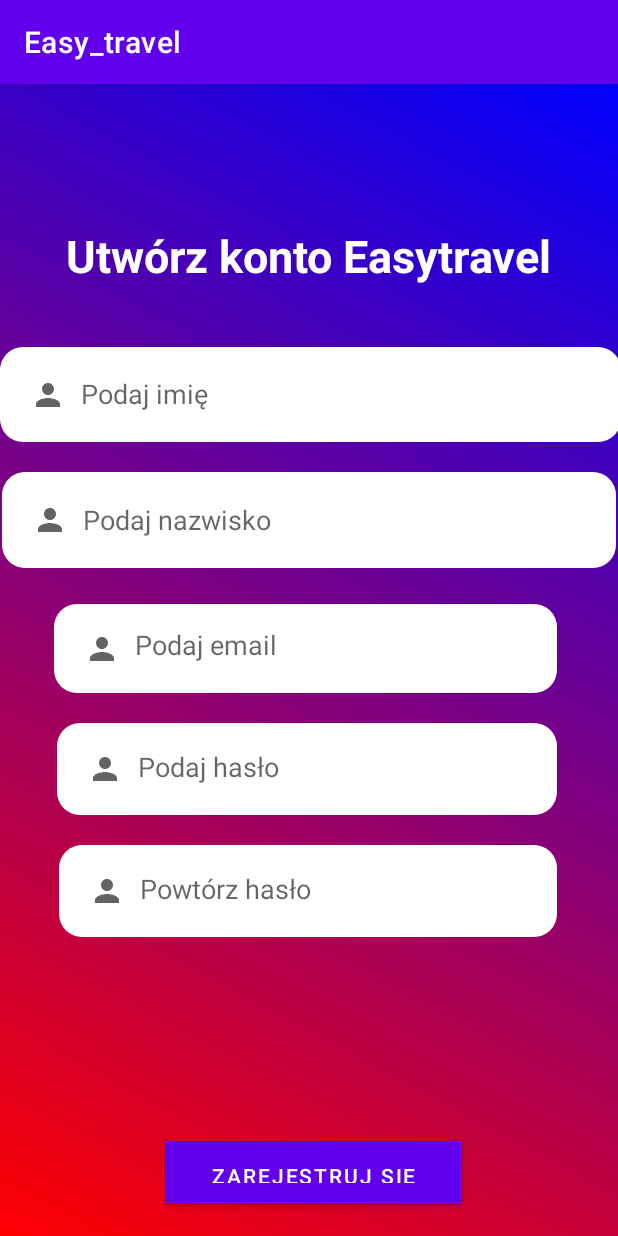
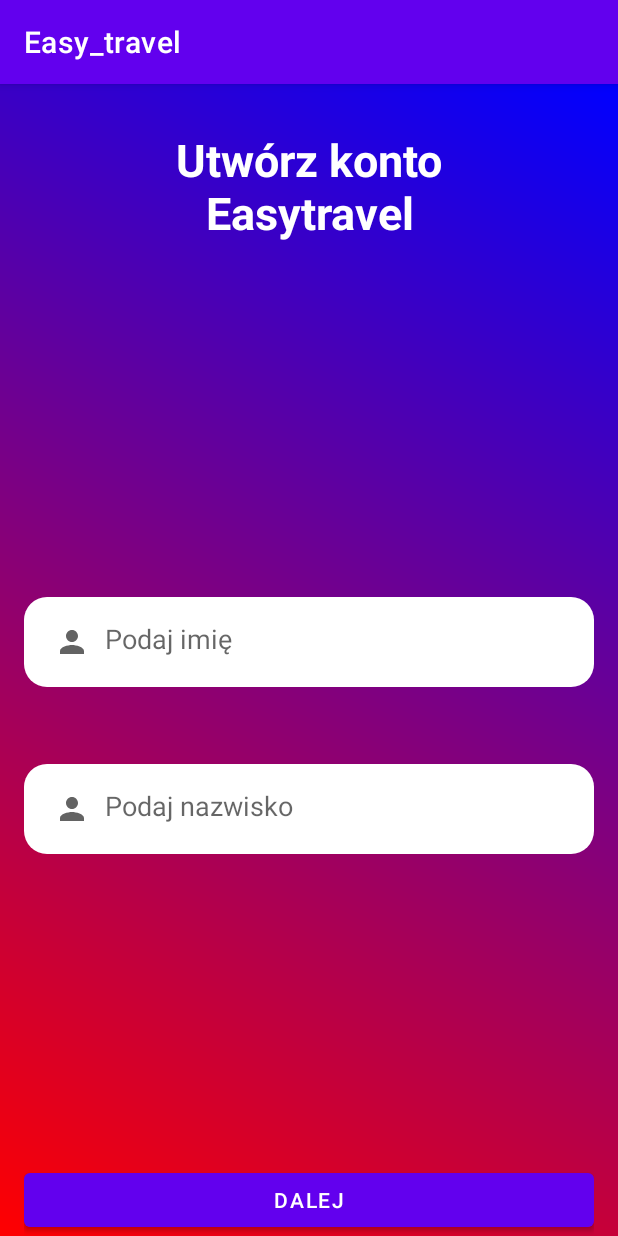
Before and after one commit to bartoszszostakiewicz/Easy_travel, an Android app: the RegisterActivity screen opened directly, with no data from a screen before it, on a phone screen of 412 x 824 dp. Run offline under Robolectric (Android 15) with nearby library versions, the phone set to English and light mode, and no system bars; our stand-ins replace Firebase (no records; nobody signed in at launch, a user with empty details on screens opened directly).

Commit message:
Rejestracja / activity guwernatora

```diff
--- a/Easy_Travel/app/src/main/java/com/project/easy_travel/ViewModel/RegisterActivity.kt
+++ b/Easy_Travel/app/src/main/java/com/project/easy_travel/ViewModel/RegisterActivity.kt
@@ -1,7 +1,6 @@
 package com.project.easy_travel.ViewModel
 
 import android.content.Intent
-import android.nfc.Tag
 import android.os.Bundle
 import android.util.Log
 import android.widget.Button
@@ -17,12 +16,17 @@ import com.project.easy_travel.R
 
 class RegisterActivity : AppCompatActivity() {
     lateinit var userViewModel: UserViewModel
+
+    var user_name: String = ""
+    var user_surname: String = ""
+
     override fun onCreate(savedInstanceState: Bundle?) {
         super.onCreate(savedInstanceState)
-        setContentView(R.layout.activity_register)
 
         userViewModel = ViewModelProvider(this).get(UserViewModel::class.java)
 
+        registerScreen1()
+/*
         findViewById<Button>(R.id.registerButton).setOnClickListener {
 
             var name = findViewById<TextView>(R.id.name_edttxt).text.toString()
@@ -36,6 +40,47 @@ class RegisterActivity : AppCompatActivity() {
                 Log.d("TAG", "onCreate: $email $password")
                 register(name, surname, email, password)
             }
+        }
+
+ */
+
+    }
+
+    private fun registerScreen1()
+    {
+        setContentView(R.layout.activity_register_1)
+        var field_name = findViewById<TextView>(R.id.name_edttxt)
+        var field_surname = findViewById<TextView>(R.id.surname_edttxt)
+        findViewById<Button>(R.id.next_btn_reg).setOnClickListener {
+
+            user_name = field_name.text.toString()
+            user_surname = field_surname.text.toString()
+
+            registerScreen2()
+
+        }
+
+    }
+
+    private fun registerScreen2()
+    {
+        setContentView(R.layout.activity_register_2)
+
+        findViewById<Button>(R.id.finn_btn_reg).setOnClickListener{
+
+            var email = findViewById<TextView>(R.id.email).text.toString()
+            var password = findViewById<TextView>(R.id.password).text.toString()
+            var password2 = findViewById<TextView>(R.id.password2).text.toString()
+
+            Log.d("TAG", "onCreate: $password $password2")
+            if (password == password2) {
+                Log.d("TAG", "onCreate: $email $password")
+                register(user_name, user_surname, email, password)
+            }
+        }
+
+        findViewById<Button>(R.id.prev_btn_reg).setOnClickListener{
+            registerScreen1()
         }
     }
 
--- a/Easy_Travel/app/src/main/res/layout/activity_register.xml
+++ /dev/null
@@ -1,137 +0,0 @@
-<?xml version="1.0" encoding="utf-8"?>
-<androidx.constraintlayout.motion.widget.MotionLayout xmlns:android="http://schemas.android.com/apk/res/android"
-    xmlns:app="http://schemas.android.com/apk/res-auto"
-    xmlns:tools="http://schemas.android.com/tools"
-    android:layout_width="match_parent"
-    android:layout_height="match_parent"
-    android:background="@drawable/gradient"
-    app:layoutDescription="@xml/activity_register_scene"
-    tools:context=".ViewModel.RegisterActivity">
-
-
-    <!-- add the ability to add date of birth with scroll-->
-
-    <TextView
-        android:id="@+id/textView3"
-        android:text="Utwórz konto Easytravel"
-        android:layout_width="match_parent"
-        android:layout_height="wrap_content"
-        android:layout_alignParentTop="true"
-        android:layout_marginTop="0dp"
-        android:padding="30sp"
-        android:textAlignment="center"
-        android:textColor="@color/white"
-        android:textSize="30sp"
-        android:textStyle="bold" />
-
-    <EditText
-        android:id="@+id/email"
-        android:layout_width="match_parent"
-        android:layout_height="60dp"
-        android:layout_below="@+id/textView3"
-        android:background="@drawable/rounded_edittext"
-        android:drawableLeft="@drawable/ic_baseline_person_24"
-        android:drawablePadding="10dp"
-        android:hint="Podaj email"
-        android:inputType="textEmailAddress"
-        android:padding="20dp"
-        android:textColor="@color/cardview_dark_background"
-        android:textColorHighlight="#FFFFFF"
-
-        app:layout_constraintEnd_toEndOf="parent"
-        app:layout_constraintStart_toStartOf="parent"
-        tools:layout_editor_absoluteY="356dp" />
-
-    <EditText
-        android:id="@+id/surname_edttxt"
-        android:layout_width="match_parent"
-        android:layout_height="60dp"
-        android:layout_below="@+id/textView3"
-        android:background="@drawable/rounded_edittext"
-        android:drawableLeft="@drawable/ic_baseline_person_24"
-        android:drawablePadding="10dp"
-        android:hint="Podaj nazwisko"
-        android:inputType="textEmailAddress"
-        android:padding="20dp"
-        android:textColor="@color/cardview_dark_background"
-        android:textColorHighlight="#FFFFFF"
-
-        app:layout_constraintEnd_toEndOf="parent"
-        app:layout_constraintHorizontal_bias="0.94"
-        app:layout_constraintStart_toStartOf="parent"
-        tools:layout_editor_absoluteY="251dp" />
-
-    <EditText
-        android:id="@+id/name_edttxt"
-        android:layout_width="match_parent"
-        android:layout_height="60dp"
-        android:layout_below="@+id/textView3"
-        android:background="@drawable/rounded_edittext"
-        android:drawableLeft="@drawable/ic_baseline_person_24"
-        android:drawablePadding="10dp"
-        android:hint="Podaj imię"
-        android:inputType="textEmailAddress"
-        android:padding="20dp"
-        android:textColor="@color/cardview_dark_background"
-        android:textColorHighlight="#FFFFFF"
-
-        app:layout_constraintEnd_toEndOf="parent"
-        app:layout_constraintHorizontal_bias="0.024"
-        app:layout_constraintStart_toStartOf="parent"
-        tools:layout_editor_absoluteY="171dp" />
-
-    <EditText
-        android:id="@+id/password2"
-        android:layout_width="match_parent"
-        android:layout_height="60dp"
-        android:layout_below="@+id/password"
-        android:layout_marginTop="20dp"
-        android:background="@drawable/rounded_edittext"
-        android:drawableLeft="@drawable/ic_baseline_person_24"
-        android:drawablePadding="10dp"
-        android:hint="Powtórz hasło"
-        android:inputType="textPassword"
-        android:padding="20dp"
-        android:textColor="@color/cardview_dark_background"
-
-        android:textColorHighlight="#FFFFFF"
-        app:layout_constraintEnd_toEndOf="parent"
-        app:layout_constraintHorizontal_bias="0.372"
-        app:layout_constraintStart_toStartOf="parent"
-        app:layout_constraintTop_toBottomOf="@+id/password" />
-
-    <EditText
-        android:id="@+id/password"
-        android:layout_width="271dp"
-        android:layout_height="60dp"
-        android:layout_below="@+id/email"
-        android:background="@drawable/rounded_edittext"
-        android:drawableLeft="@drawable/ic_baseline_person_24"
-        android:drawablePadding="10dp"
-        android:hint="Podaj hasło"
-        android:inputType="textPassword"
-        android:padding="20dp"
-        android:textColor="@color/cardview_dark_background"
-        android:textColorHighlight="#FFFFFF"
-
-        app:layout_constraintEnd_toEndOf="parent"
-        app:layout_constraintTop_toBottomOf="@+id/password2" />
-
-
-    <Button
-        android:id="@+id/registerButton"
-        android:layout_width="198dp"
-        android:layout_height="42dp"
-        android:layout_marginTop="104dp"
-        android:layout_marginEnd="56dp"
-        android:background="@color/design_default_color_secondary"
-        android:drawablePadding="10dp"
-        android:padding="7dp"
-        android:text="Zarejestruj się"
-        android:textColor="@color/white"
-        android:textColorHighlight="#FFFFFF"
-        app:layout_constraintEnd_toEndOf="parent"
-        app:layout_constraintTop_toBottomOf="@+id/password2" />
-
-
-</androidx.constraintlayout.motion.widget.MotionLayout>
--- /dev/null
+++ b/Easy_Travel/app/src/main/res/layout/activity_register_1.xml
@@ -0,0 +1,99 @@
+<?xml version="1.0" encoding="utf-8"?>
+<androidx.constraintlayout.motion.widget.MotionLayout xmlns:android="http://schemas.android.com/apk/res/android"
+    xmlns:app="http://schemas.android.com/apk/res-auto"
+    xmlns:tools="http://schemas.android.com/tools"
+    android:layout_width="match_parent"
+    android:layout_height="match_parent"
+    android:background="@drawable/gradient"
+    app:layoutDescription="@xml/activity_register_scene"
+    tools:context=".ViewModel.RegisterActivity">
+
+
+    <!-- add the ability to add date of birth with scroll-->
+
+    <LinearLayout
+        android:id="@+id/linearLayout"
+        android:layout_width="match_parent"
+        android:layout_height="match_parent"
+        android:layout_marginBottom="8dp"
+        android:orientation="vertical"
+        android:paddingLeft="16dp"
+        android:paddingRight="16dp"
+        app:layout_constraintBottom_toBottomOf="parent"
+        app:layout_constraintEnd_toEndOf="parent">
+
+        <TextView
+            android:id="@+id/textView3"
+            android:layout_width="match_parent"
+            android:layout_height="wrap_content"
+            android:layout_alignParentTop="true"
+            android:padding="30sp"
+            android:text="Utwórz konto Easytravel"
+            android:textAlignment="center"
+            android:textColor="@color/white"
+            android:textSize="30sp"
+            android:textStyle="bold" />
+
+        <Space
+            android:layout_width="match_parent"
+            android:layout_height="wrap_content"
+            android:layout_weight="32" />
+
+        <EditText
+            android:id="@+id/name_edttxt"
+            android:layout_width="match_parent"
+            android:layout_height="60dp"
+            android:layout_below="@+id/textView3"
+            android:background="@drawable/rounded_edittext"
+            android:drawableLeft="@drawable/ic_baseline_person_24"
+            android:drawablePadding="10dp"
+            android:hint="Podaj imię"
+            android:inputType="textEmailAddress"
+            android:padding="20dp"
+            android:textColor="@color/cardview_dark_background"
+            android:textColorHighlight="#FFFFFF"
+
+            app:layout_constraintEnd_toEndOf="parent"
+            app:layout_constraintHorizontal_bias="0.024"
+            app:layout_constraintStart_toStartOf="parent"
+            tools:layout_editor_absoluteY="171dp" />
+
+        <Space
+            android:layout_width="match_parent"
+            android:layout_height="wrap_content"
+            android:layout_weight="8" />
+
+        <EditText
+            android:id="@+id/surname_edttxt"
+            android:layout_width="match_parent"
+            android:layout_height="60dp"
+            android:layout_below="@+id/textView3"
+            android:background="@drawable/rounded_edittext"
+            android:drawableLeft="@drawable/ic_baseline_person_24"
+            android:drawablePadding="10dp"
+            android:hint="Podaj nazwisko"
+            android:inputType="textEmailAddress"
+            android:padding="20dp"
+            android:textColor="@color/cardview_dark_background"
+            android:textColorHighlight="#FFFFFF"
+
+            app:layout_constraintEnd_toEndOf="parent"
+            app:layout_constraintHorizontal_bias="0.94"
+            app:layout_constraintStart_toStartOf="parent"
+            tools:layout_editor_absoluteY="251dp" />
+
+        <Space
+            android:layout_width="match_parent"
+            android:layout_height="wrap_content"
+            android:layout_weight="32" />
+
+        <Button
+            android:id="@+id/next_btn_reg"
+            android:layout_width="match_parent"
+            android:layout_height="wrap_content"
+            android:text="Dalej" />
+
+    </LinearLayout>
+
+
+</androidx.constraintlayout.motion.widget.MotionLayout>
--- a/Easy_Travel/app/src/main/res/xml/activity_register_scene.xml
+++ b/Easy_Travel/app/src/main/res/xml/activity_register_scene.xml
@@ -11,54 +11,14 @@
        </KeyFrameSet>
     </Transition>
 
-    <ConstraintSet android:id="@+id/start">
-        <Constraint
-            android:layout_height="59dp"
-            motion:layout_constraintStart_toStartOf="parent"
-            motion:layout_constraintEnd_toEndOf="parent"
-            android:layout_width="335dp"
-            android:id="@+id/email"
-            motion:layout_constraintHorizontal_bias="0.473"
-            motion:layout_constraintTop_toBottomOf="@+id/surname_edttxt"
-            android:layout_marginTop="24dp" />
-        <Constraint
-            android:layout_height="61dp"
-            android:layout_width="332dp"
-            android:id="@+id/password2"
-            motion:layout_constraintEnd_toEndOf="parent"
-            motion:layout_constraintStart_toStartOf="parent"
-            motion:layout_constraintHorizontal_bias="0.489"
-            motion:layout_constraintTop_toBottomOf="@+id/password"
-            android:layout_marginTop="20dp"
-            motion:layout_editor_absoluteX="0dp"
-            motion:layout_editor_absoluteY="386dp" />
+    <ConstraintSet android:id="@+id/start"><![CDATA[
 
-        <Constraint
-            android:layout_height="61dp"
-            android:layout_width="333dp"
-            android:id="@+id/password"
-            motion:layout_constraintStart_toStartOf="parent"
-            motion:layout_constraintEnd_toEndOf="parent"
-            motion:layout_constraintHorizontal_bias="0.483"
-            motion:layout_constraintTop_toBottomOf="@+id/email"
-            android:layout_marginTop="20dp"
-            motion:layout_editor_absoluteX="-3dp"
-            motion:layout_editor_absoluteY="299dp" />
-        <Constraint
-            android:layout_height="41dp"
-            android:layout_width="198dp"
-            android:id="@+id/registerButton"
-
-            motion:layout_constraintTop_toBottomOf="@+id/password2"
-            android:layout_marginTop="136dp"
-            motion:layout_constraintEnd_toEndOf="parent"
-            android:layout_marginEnd="104dp"
-            android:layout_marginRight="104dp" />
-            motion:layout_constraintEnd_toEndOf="parent"
+        motion:layout_constraintEnd_toEndOf="parent"
             android:layout_marginEnd="48dp"
             android:layout_marginRight="48dp"
             motion:layout_constraintTop_toBottomOf="@+id/password"
             android:layout_marginTop="232dp" />
+        ]]>
         <Constraint
             android:layout_height="99dp"
             motion:layout_constraintHorizontal_bias="0.428"
@@ -121,23 +81,49 @@
             android:id="@+id/email3"
             motion:layout_constraintTop_toBottomOf="@+id/textView3"
             android:layout_marginTop="12dp" />
+        <Constraint android:id="@+id/linearLayout"
+            android:layout_width="match_parent"
+            android:layout_height="match_parent"
+            motion:layout_constraintBottom_toBottomOf="parent"
+            motion:layout_constraintTop_toTopOf="parent"
+            motion:layout_editor_absoluteY="194dp"
+            motion:layout_editor_absoluteX="-2dp" />
         <Constraint
-            android:layout_height="63dp"
+            motion:layout_editor_absoluteX="3dp"
+            motion:layout_constraintBottom_toBottomOf="parent"
+            android:id="@+id/linearLayout2"
+            android:layout_width="395dp"
+            android:layout_height="wrap_content"
+            motion:layout_constraintTop_toTopOf="parent" />
+        <Constraint
+            motion:layout_constraintBottom_toBottomOf="parent"
+            android:id="@+id/registerButton3"
+            motion:layout_constraintStart_toEndOf="@+id/registerButton"
+            motion:layout_constraintEnd_toEndOf="parent"
+            motion:layout_editor_absoluteX="185dp" />
+        <Constraint
+            motion:layout_constraintStart_toEndOf="@+id/registerButton"
+            android:id="@+id/button2"
+            motion:layout_constraintEnd_toEndOf="parent"
+            android:layout_width="226dp"
+            motion:layout_constraintBottom_toBottomOf="parent"
+            motion:layout_editor_absoluteY="683dp" />
+        <Constraint
+            android:id="@+id/registerButton2"
+            android:layout_height="42dp"
+            motion:layout_constraintEnd_toEndOf="parent"
+            android:layout_width="wrap_content"
+            motion:layout_constraintBottom_toBottomOf="parent"
+            motion:layout_editor_absoluteX="323dp" />
+        <Constraint
+            motion:layout_constraintBottom_toBottomOf="parent"
+            android:id="@+id/button4"
+            motion:layout_editor_absoluteY="640dp"
             motion:layout_constraintStart_toStartOf="parent"
+            android:layout_width="93dp"
+            android:layout_height="wrap_content"
             motion:layout_constraintEnd_toEndOf="parent"
-            android:layout_width="414dp"
-            motion:layout_constraintTop_toBottomOf="@+id/textView3"
-            android:id="@+id/name_edttxt"
-            android:layout_marginTop="12dp" />
-        <Constraint
-            android:layout_height="64dp"
-            motion:layout_constraintStart_toStartOf="parent"
-            motion:layout_constraintEnd_toEndOf="parent"
-            android:layout_width="409dp"
-            motion:layout_constraintTop_toBottomOf="@+id/name_edttxt"
-            android:id="@+id/surname_edttxt"
-            android:layout_marginTop="20dp"
-            motion:layout_constraintHorizontal_bias="0.492" />
+            motion:layout_editor_absoluteX="159dp" />
     </ConstraintSet>
 
     <ConstraintSet android:id="@+id/end">
```
Also changed, not shown: Easy_Travel/app/src/main/java/com/project/easy_travel/OrganizerMainActivity.kt (+65 -0 lines), Easy_Travel/app/src/main/java/com/project/easy_travel/SettingsActivity.kt (+30 -1 lines), Easy_Travel/app/src/main/res/layout/activity_register_2.xml (added, +138 -0 lines), Easy_Travel/app/src/main/res/layout/edit_trip_root.xml (added, +39 -0 lines), Easy_Travel/app/src/main/res/layout/organizer_main.xml (+10 -0 lines), Easy_Travel/app/src/main/res/values/arrays.xml (+14 -0 lines), Easy_Travel/app/src/main/res/xml/root_preferences.xml (+8 -2 lines).
